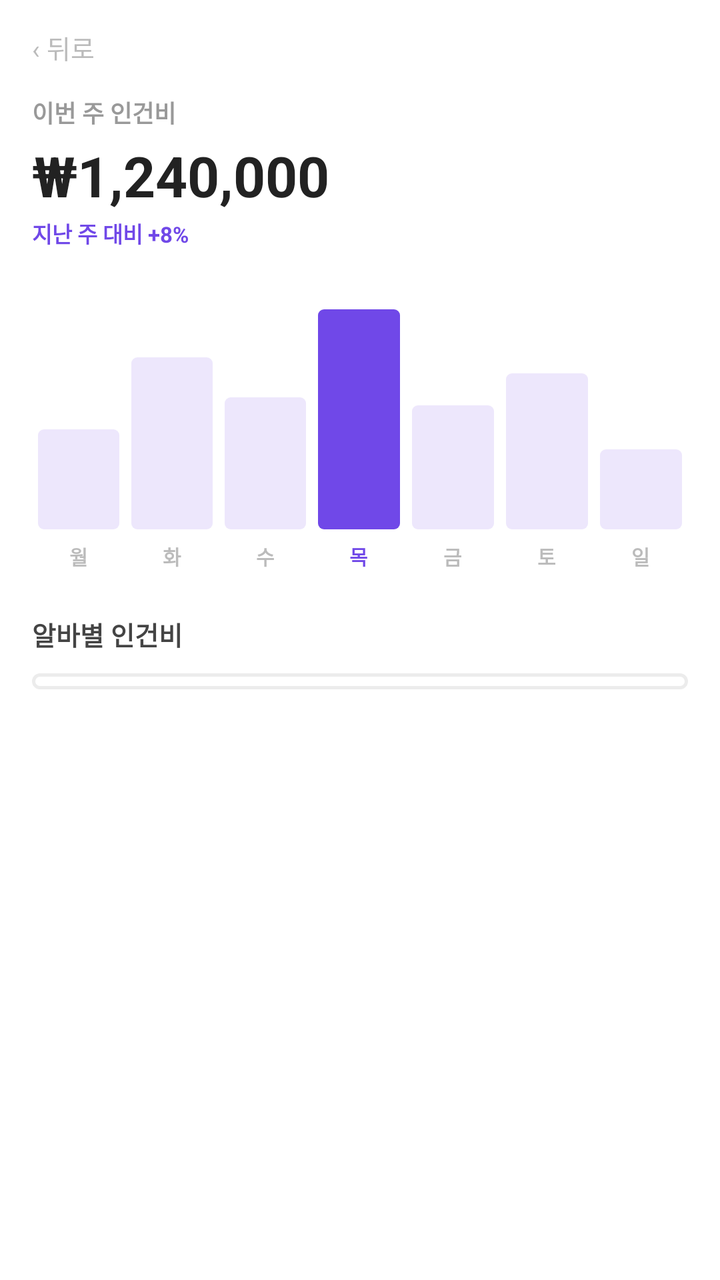
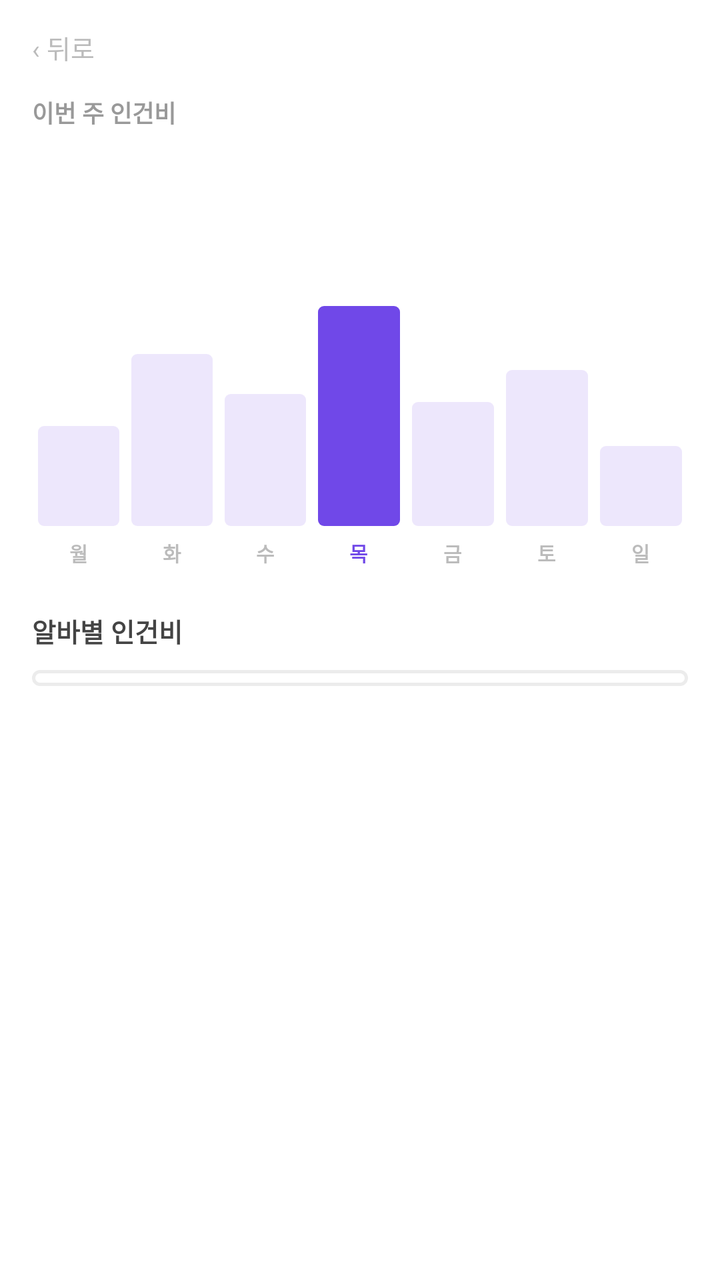

Two renders of the same Android screen: before a commit and after it. Below are the layout's source before the change and the commit's diff.
<!-- AndroidManifest.xml: application theme Theme.PTManagerEmployer -->
<!-- res/layout/activity_labor_cost.xml -->
<?xml version="1.0" encoding="utf-8"?>
<ScrollView xmlns:android="http://schemas.android.com/apk/res/android"
    android:id="@+id/labor_root"
    android:layout_width="match_parent"
    android:layout_height="match_parent"
    android:background="@color/white"
    android:fillViewport="true">

    <LinearLayout
        android:layout_width="match_parent"
        android:layout_height="wrap_content"
        android:orientation="vertical"
        android:paddingHorizontal="16dp"
        android:paddingBottom="28dp">

        <TextView
            android:id="@+id/btn_back"
            android:layout_width="wrap_content"
            android:layout_height="wrap_content"
            android:text="‹ 뒤로"
            android:textColor="@color/text_hint"
            android:textSize="13sp"
            android:paddingVertical="14dp"
            android:paddingEnd="14dp"
            android:background="?attr/selectableItemBackground" />

        <TextView
            android:layout_width="wrap_content"
            android:layout_height="wrap_content"
            android:text="이번 주 인건비"
            android:textColor="@color/text_tertiary"
            android:textSize="12sp"
            android:textStyle="bold" />

        <TextView
            android:id="@+id/tv_total"
            android:layout_width="wrap_content"
            android:layout_height="wrap_content"
            android:layout_marginTop="4dp"
            android:text="₩1,240,000"
            android:textColor="@color/text_primary"
            android:textSize="28sp"
            android:textStyle="bold" />

        <TextView
            android:id="@+id/tv_subtitle"
            android:layout_width="wrap_content"
            android:layout_height="wrap_content"
            android:layout_marginTop="2dp"
            android:text="지난 주 대비 +8%"
            android:textColor="@color/brand"
            android:textSize="11sp"
            android:textStyle="bold" />

        
        <LinearLayout
            android:layout_width="match_parent"
            android:layout_height="120dp"
            android:layout_marginTop="20dp"
            android:orientation="horizontal"
            android:gravity="bottom"
            android:baselineAligned="false">

            <View style="@style/Bar" android:layout_height="50dp" />
            <View style="@style/Bar" android:layout_height="86dp" />
            <View style="@style/Bar" android:layout_height="66dp" />
            <View style="@style/Bar" android:layout_height="110dp"
                android:background="@drawable/bg_bar_active" />
            <View style="@style/Bar" android:layout_height="62dp" />
            <View style="@style/Bar" android:layout_height="78dp" />
            <View style="@style/Bar" android:layout_height="40dp" />
        </LinearLayout>

        <LinearLayout
            android:layout_width="match_parent"
            android:layout_height="wrap_content"
            android:layout_marginTop="6dp"
            android:orientation="horizontal"
            android:baselineAligned="false">

            <TextView style="@style/ChartDay" android:text="월" />
            <TextView style="@style/ChartDay" android:text="화" />
            <TextView style="@style/ChartDay" android:text="수" />
            <TextView style="@style/ChartDay" android:text="목" android:textColor="@color/brand" />
            <TextView style="@style/ChartDay" android:text="금" />
            <TextView style="@style/ChartDay" android:text="토" />
            <TextView style="@style/ChartDay" android:text="일" />
        </LinearLayout>

        <TextView
            android:layout_width="wrap_content"
            android:layout_height="wrap_content"
            android:layout_marginTop="22dp"
            android:text="알바별 인건비"
            android:textColor="#444444"
            android:textSize="13sp"
            android:textStyle="bold" />

        <LinearLayout
            android:id="@+id/cost_container"
            android:layout_width="match_parent"
            android:layout_height="wrap_content"
            android:layout_marginTop="10dp"
            android:orientation="vertical"
            android:background="@drawable/bg_card"
            android:paddingHorizontal="14dp"
            android:paddingVertical="4dp">

            <TextView
                android:id="@+id/tv_cost_empty"
                android:layout_width="match_parent"
                android:layout_height="wrap_content"
                android:padding="16dp"
                android:gravity="center"
                android:text="집계할 인건비가 없습니다."
                android:textColor="@color/text_tertiary"
                android:textSize="12sp"
                android:visibility="gone" />
        </LinearLayout>
    </LinearLayout>
</ScrollView>
<!-- resources referenced by this layout -->
<resources>
  <color name="brand">#7048E8</color>
  <color name="text_hint">#BBBBBB</color>
  <color name="text_primary">#222222</color>
  <color name="text_tertiary">#999999</color>
  <color name="white">#FFFFFFFF</color>
  <!-- drawable bg_bar_active (drawable) -->
  <?xml version="1.0" encoding="utf-8"?>
  <shape xmlns:android="http://schemas.android.com/apk/res/android" android:shape="rectangle">
      <solid android:color="@color/brand" />
      <corners android:radius="3dp" />
  </shape>
  <!-- drawable bg_card (drawable) -->
  <?xml version="1.0" encoding="utf-8"?>
  <shape xmlns:android="http://schemas.android.com/apk/res/android" android:shape="rectangle">
      <solid android:color="@color/white" />
      <corners android:radius="16dp" />
      <stroke android:width="1.5dp" android:color="@color/border" />
  </shape>
  <style name="Bar">
          <item name="android:layout_width">0dp</item>
          <item name="android:layout_weight">1</item>
          <item name="android:layout_marginHorizontal">3dp</item>
          <item name="android:background">@drawable/bg_bar</item>
      </style>
  <style name="ChartDay">
          <item name="android:layout_width">0dp</item>
          <item name="android:layout_height">wrap_content</item>
          <item name="android:layout_weight">1</item>
          <item name="android:gravity">center</item>
          <item name="android:textColor">@color/text_hint</item>
          <item name="android:textSize">10sp</item>
          <item name="android:textStyle">bold</item>
      </style>
  <style name="Theme.PTManagerEmployer" parent="Base.Theme.PTManagerEmployer" />
  <color name="border">#ECECEC</color>
  <!-- drawable bg_bar (drawable) -->
  <?xml version="1.0" encoding="utf-8"?>
  <shape xmlns:android="http://schemas.android.com/apk/res/android" android:shape="rectangle">
      <solid android:color="@color/brand_chip" />
      <corners android:radius="3dp" />
  </shape>
  <style name="Base.Theme.PTManagerEmployer" parent="Theme.Material3.Light.NoActionBar">
          <item name="colorPrimary">@color/brand</item>
          <item name="colorOnPrimary">@color/white</item>
          <item name="colorSurface">@color/white</item>
          <item name="colorOnSurface">@color/text_primary</item>
          <item name="android:colorBackground">@color/white</item>
          <item name="android:statusBarColor">@color/white</item>
          <item name="android:navigationBarColor">@color/white</item>
          <item name="android:windowLightStatusBar">true</item>
          <item name="android:windowLightNavigationBar" tools:targetApi="o_mr1">true</item>
      </style>
  <color name="brand_chip">#EDE7FC</color>
</resources>

<!-- the commit's change to res/layout/activity_labor_cost.xml (unified diff, before → after) -->
@@ -37,7 +37,7 @@
             android:layout_width="wrap_content"
             android:layout_height="wrap_content"
             android:layout_marginTop="4dp"
-            android:text="₩1,240,000"
+            android:text=""
             android:textColor="@color/text_primary"
             android:textSize="28sp"
             android:textStyle="bold" />
@@ -47,7 +47,7 @@
             android:layout_width="wrap_content"
             android:layout_height="wrap_content"
             android:layout_marginTop="2dp"
-            android:text="지난 주 대비 +8%"
+            android:text=""
             android:textColor="@color/brand"
             android:textSize="11sp"
             android:textStyle="bold" />
